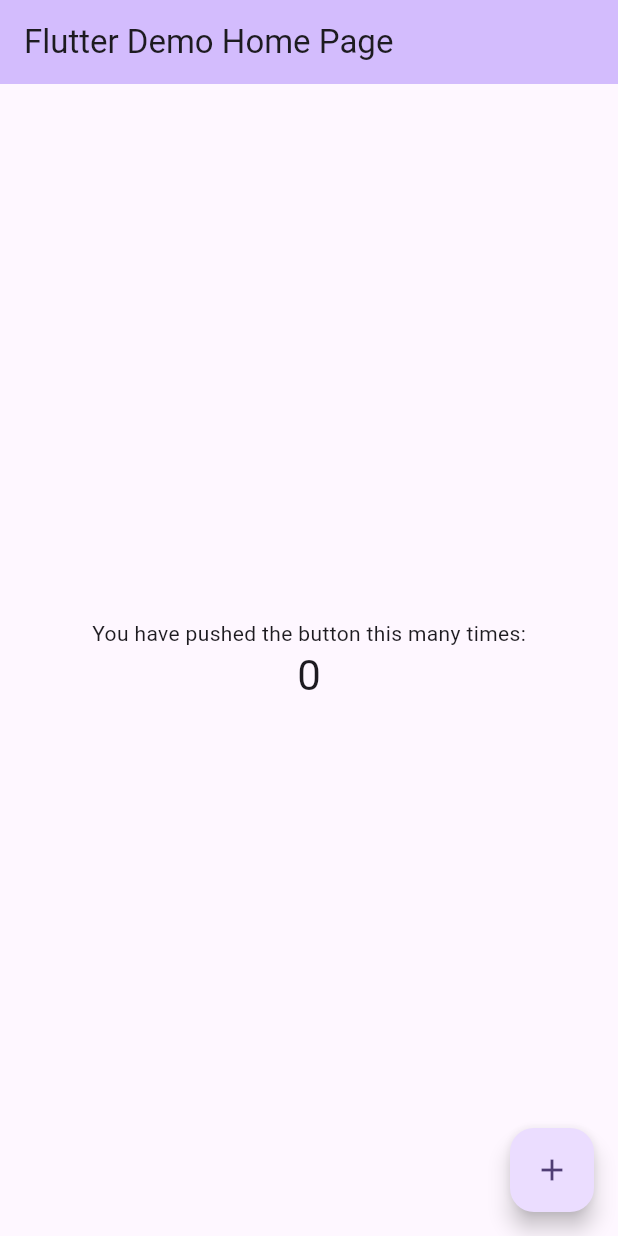
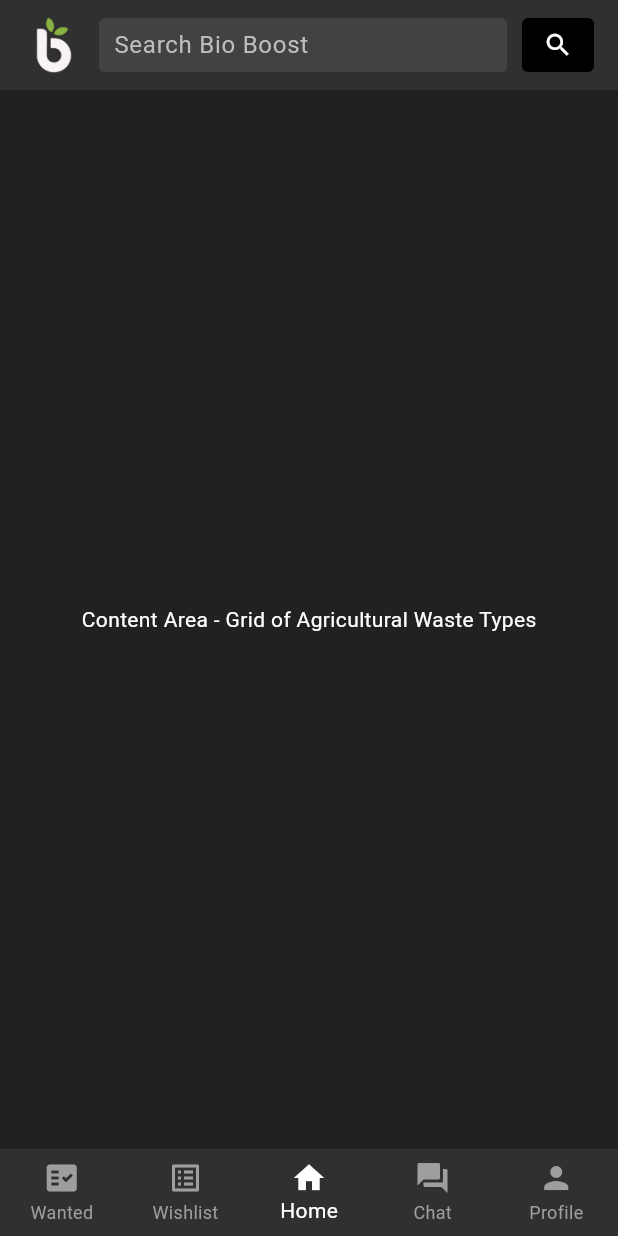
Before and after one commit to Joshuarupasinghe/bio_boost, a Flutter app: the screen it shows after launch, on a phone screen of 412 x 824 dp. Run offline on Flutter 3.47's test engine with Material 3 defaults, Android fonts, the phone set to English and light mode, and no system bars.

Commit message:
Add HomePage with appbar and navabr

```diff
--- a/lib/main.dart
+++ b/lib/main.dart
@@ -1,122 +1,26 @@
 import 'package:flutter/material.dart';
+import 'screens/home.dart';
 
 void main() {
   runApp(const MyApp());
 }
 
 class MyApp extends StatelessWidget {
-  const MyApp({super.key});
+  const MyApp({Key? key}) : super(key: key);
 
-  // This widget is the root of your application.
   @override
   Widget build(BuildContext context) {
     return MaterialApp(
-      title: 'Flutter Demo',
+      title: 'Bio Boost',
       theme: ThemeData(
-        // This is the theme of your application.
-        //
-        // TRY THIS: Try running your application with "flutter run". You'll see
-        // the application has a purple toolbar. Then, without quitting the app,
-        // try changing the seedColor in the colorScheme below to Colors.green
-        // and then invoke "hot reload" (save your changes or press the "hot
-        // reload" button in a Flutter-supported IDE, or press "r" if you used
-        // the command line to start the app).
-        //
-        // Notice that the counter didn't reset back to zero; the application
-        // state is not lost during the reload. To reset the state, use hot
-        // restart instead.
-        //
-        // This works for code too, not just values: Most code changes can be
-        // tested with just a hot reload.
-        colorScheme: ColorScheme.fromSeed(seedColor: Colors.deepPurple),
+        primarySwatch: Colors.blue,
+        visualDensity: VisualDensity.adaptivePlatformDensity,
+        appBarTheme: const AppBarTheme(
+          backgroundColor: Colors.white,
+        ),
       ),
-      home: const MyHomePage(title: 'Flutter Demo Home Page'),
+      debugShowCheckedModeBanner: false, // Removes the debug banner
+      home: const HomePage(), // Set HomePage as the home screen
     );
   }
 }
-
-class MyHomePage extends StatefulWidget {
-  const MyHomePage({super.key, required this.title});
-
-  // This widget is the home page of your application. It is stateful, meaning
-  // that it has a State object (defined below) that contains fields that affect
-  // how it looks.
-
-  // This class is the configuration for the state. It holds the values (in this
-  // case the title) provided by the parent (in this case the App widget) and
-  // used by the build method of the State. Fields in a Widget subclass are
-  // always marked "final".
-
-  final String title;
-
-  @override
-  State<MyHomePage> createState() => _MyHomePageState();
-}
-
-class _MyHomePageState extends State<MyHomePage> {
-  int _counter = 0;
-
-  void _incrementCounter() {
-    setState(() {
-      // This call to setState tells the Flutter framework that something has
-      // changed in this State, which causes it to rerun the build method below
-      // so that the display can reflect the updated values. If we changed
-      // _counter without calling setState(), then the build method would not be
-      // called again, and so nothing would appear to happen.
-      _counter++;
-    });
-  }
-
-  @override
-  Widget build(BuildContext context) {
-    // This method is rerun every time setState is called, for instance as done
-    // by the _incrementCounter method above.
-    //
-    // The Flutter framework has been optimized to make rerunning build methods
-    // fast, so that you can just rebuild anything that needs updating rather
-    // than having to individually change instances of widgets.
-    return Scaffold(
-      appBar: AppBar(
-        // TRY THIS: Try changing the color here to a specific color (to
-        // Colors.amber, perhaps?) and trigger a hot reload to see the AppBar
-        // change color while the other colors stay the same.
-        backgroundColor: Theme.of(context).colorScheme.inversePrimary,
-        // Here we take the value from the MyHomePage object that was created by
-        // the App.build method, and use it to set our appbar title.
-        title: Text(widget.title),
-      ),
-      body: Center(
-        // Center is a layout widget. It takes a single child and positions it
-        // in the middle of the parent.
-        child: Column(
-          // Column is also a layout widget. It takes a list of children and
-          // arranges them vertically. By default, it sizes itself to fit its
-          // children horizontally, and tries to be as tall as its parent.
-          //
-          // Column has various properties to control how it sizes itself and
-          // how it positions its children. Here we use mainAxisAlignment to
-          // center the children vertically; the main axis here is the vertical
-          // axis because Columns are vertical (the cross axis would be
-          // horizontal).
-          //
-          // TRY THIS: Invoke "debug painting" (choose the "Toggle Debug Paint"
-          // action in the IDE, or press "p" in the console), to see the
-          // wireframe for each widget.
-          mainAxisAlignment: MainAxisAlignment.center,
-          children: <Widget>[
-            const Text('You have pushed the button this many times:'),
-            Text(
-              '$_counter',
-              style: Theme.of(context).textTheme.headlineMedium,
-            ),
-          ],
-        ),
-      ),
-      floatingActionButton: FloatingActionButton(
-        onPressed: _incrementCounter,
-        tooltip: 'Increment',
-        child: const Icon(Icons.add),
-      ), // This trailing comma makes auto-formatting nicer for build methods.
-    );
-  }
-}
--- /dev/null
+++ b/lib/screens/home.dart
@@ -0,0 +1,101 @@
+import 'package:flutter/material.dart';
+
+class HomePage extends StatelessWidget {
+  const HomePage({Key? key}) : super(key: key);
+
+  @override
+  Widget build(BuildContext context) {
+    return Scaffold(
+      backgroundColor: Colors.grey[900],
+      appBar: AppBar(
+        title: Row(
+          children: [
+            Image.asset(
+              'images/logo.png',
+              height: 40,
+              fit: BoxFit.contain,
+            ),
+            const SizedBox(width: 10),
+            Expanded(
+              child: Container(
+                height: 36,
+                alignment: Alignment.center,
+                decoration: BoxDecoration(
+                  color: Colors.grey[800],
+                  borderRadius: BorderRadius.circular(4),
+                ),
+                child: TextField(
+                  style: TextStyle(color: Colors.white),
+                  textAlignVertical: TextAlignVertical.center,
+                  decoration: InputDecoration(
+                    hintText: 'Search Bio Boost',
+                    hintStyle: TextStyle(color: Colors.grey[400]),
+                    contentPadding: EdgeInsets.symmetric(horizontal: 10),
+                    isDense: true,
+                    border: InputBorder.none,
+                  ),
+                ),
+              ),
+            ),
+            Container(
+              margin: EdgeInsets.only(left: 10),
+              height: 36,
+              decoration: BoxDecoration(
+                color: Colors.black,
+                borderRadius: BorderRadius.circular(4),
+              ),
+              child: IconButton(
+                icon: const Icon(Icons.search, color: Colors.white, size: 20),
+                padding: EdgeInsets.zero, // Remove default padding
+                onPressed: () {},
+              ),
+            ),
+          ],
+        ),
+        toolbarHeight: 60, // Increase app bar height to accommodate larger logo
+        backgroundColor: Colors.grey[850],
+        elevation: 0,
+      ),
+
+      body: const Center(
+        child: Text(
+          'Content Area - Grid of Agricultural Waste Types',
+          style: TextStyle(color: Colors.white),
+        ),
+      ),
+
+      bottomNavigationBar: BottomNavigationBar(
+        type: BottomNavigationBarType.fixed,
+        backgroundColor: Colors.grey[850],
+        selectedItemColor: Colors.white,
+        unselectedItemColor: Colors.grey[500],
+        items: const [
+          BottomNavigationBarItem(
+            icon: Icon(Icons.fact_check),
+            label: 'Wanted',
+          ),
+          BottomNavigationBarItem(
+            icon: Icon(Icons.list_alt),
+            label: 'Wishlist',
+          ),
+          BottomNavigationBarItem(
+            icon: Icon(Icons.home),
+            label: 'Home',
+          ),
+          BottomNavigationBarItem(
+            icon: Icon(Icons.question_answer),
+            label: 'Chat',
+          ),
+          BottomNavigationBarItem(
+            icon: Icon(Icons.person),
+            label: 'Profile',
+          ),
+        ],
+        currentIndex: 2, // Home selected
+        onTap: (index) {
+          // Handle navigation
+        },
+      ),
+    );
+  }
+}
--- a/pubspec.yaml
+++ b/pubspec.yaml
@@ -58,9 +58,8 @@ flutter:
   uses-material-design: true
 
   # To add assets to your application, add an assets section, like this:
-  # assets:
-  #   - images/a_dot_burr.jpeg
-  #   - images/a_dot_ham.jpeg
+  assets:
+    - images/
 
   # An image asset can refer to one or more resolution-specific "variants", see
   # https://flutter.dev/to/resolution-aware-images
```
Also changed, not shown: images/logo.png (added).
